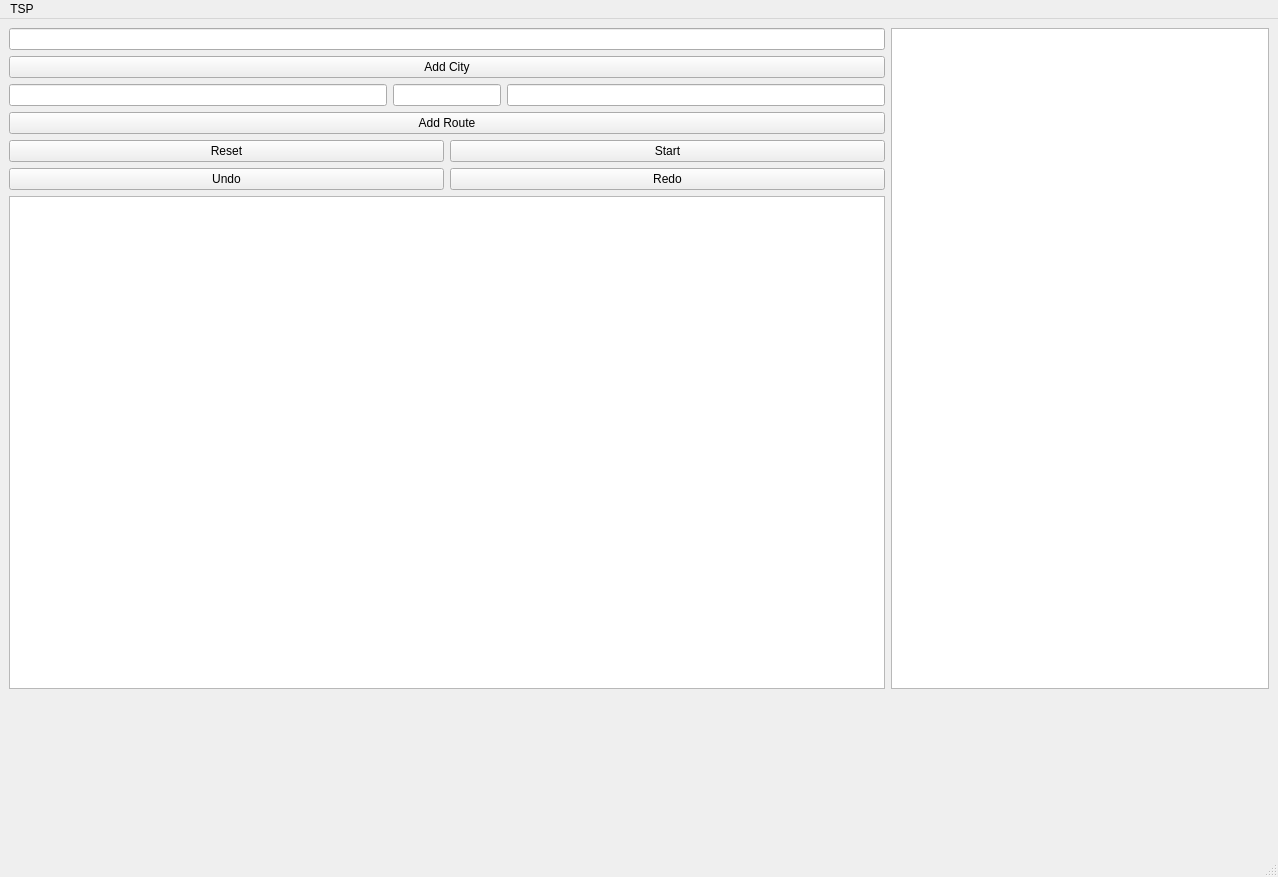
mariakalendarova/TravellingSalesmanProblem, file mainwindow.ui: the form before one commit.
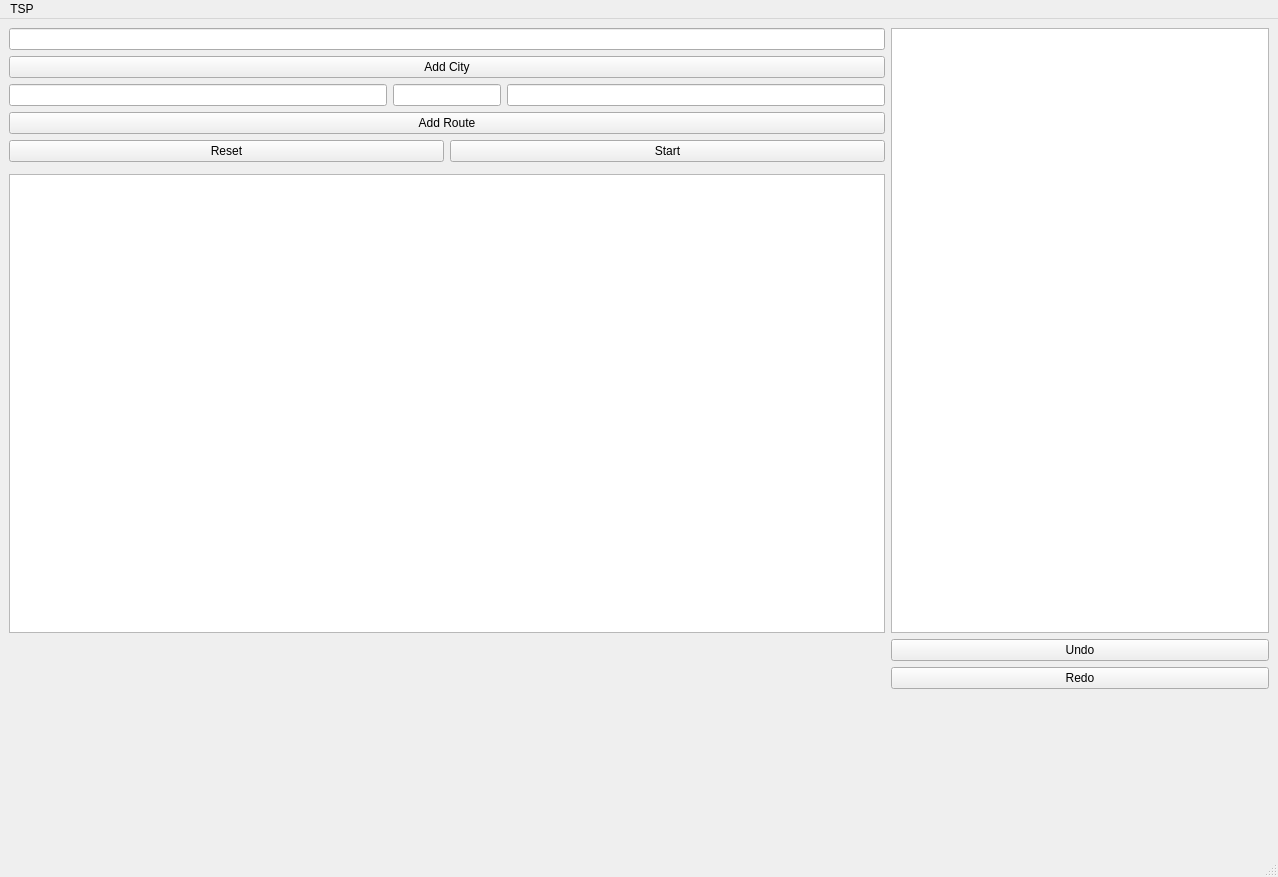
The form after the commit.

```diff
--- a/mainwindow.ui
+++ b/mainwindow.ui
@@ -21,72 +21,72 @@
     </size>
    </property>
    <layout class="QGridLayout" name="gridLayout">
-    <item row="0" column="0" colspan="4">
+    <item row="2" column="0" colspan="4">
      <widget class="QLineEdit" name="cityNameInput"/>
     </item>
-    <item row="2" column="3">
+    <item row="4" column="3">
      <widget class="QLineEdit" name="distanceInput">
       <property name="text">
        <string/>
       </property>
      </widget>
     </item>
-    <item row="2" column="0">
+    <item row="4" column="0">
      <widget class="QLineEdit" name="city1Input">
       <property name="text">
        <string/>
       </property>
      </widget>
     </item>
-    <item row="3" column="0" colspan="4">
+    <item row="5" column="0" colspan="4">
      <widget class="QPushButton" name="addRouteButton">
       <property name="text">
        <string>Add Route</string>
       </property>
      </widget>
     </item>
-    <item row="6" column="0" colspan="4">
+    <item row="9" column="4">
+     <widget class="QPushButton" name="undoButton">
+      <property name="text">
+       <string>Undo</string>
+      </property>
+     </widget>
+    </item>
+    <item row="8" column="0" colspan="4">
      <widget class="QTextEdit" name="algorithmStepsTextEdit"/>
     </item>
-    <item row="4" column="2" colspan="2">
+    <item row="6" column="2" colspan="2">
      <widget class="QPushButton" name="startButton">
       <property name="text">
        <string>Start</string>
       </property>
      </widget>
     </item>
-    <item row="2" column="1" colspan="2">
+    <item row="4" column="1" colspan="2">
      <widget class="QLineEdit" name="city2Input">
       <property name="text">
        <string/>
       </property>
      </widget>
     </item>
-    <item row="4" column="0" colspan="2">
+    <item row="6" column="0" colspan="2">
      <widget class="QPushButton" name="resetButton">
       <property name="text">
        <string>Reset</string>
       </property>
      </widget>
     </item>
-    <item row="0" column="4" rowspan="7">
+    <item row="2" column="4" rowspan="7">
      <widget class="QGraphicsView" name="graphicsView"/>
     </item>
-    <item row="1" column="0" colspan="4">
+    <item row="3" column="0" colspan="4">
      <widget class="QPushButton" name="addCityButton">
       <property name="text">
        <string>Add City</string>
       </property>
      </widget>
     </item>
-    <item row="5" column="0" colspan="2">
-     <widget class="QPushButton" name="undoButton">
-      <property name="text">
-       <string>Undo</string>
-      </property>
-     </widget>
-    </item>
-    <item row="5" column="2" colspan="2">
+    <item row="10" column="4">
      <widget class="QPushButton" name="redoButton">
       <property name="text">
        <string>Redo</string>
```
